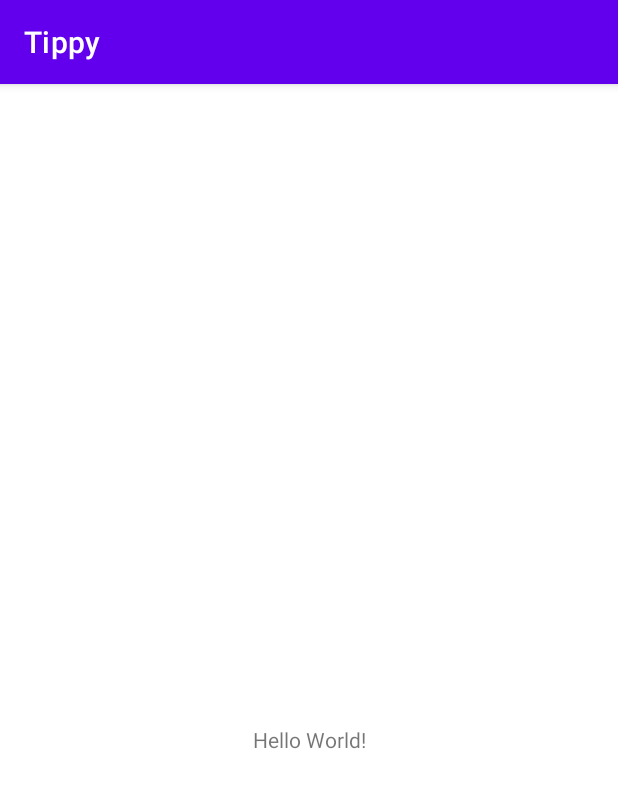
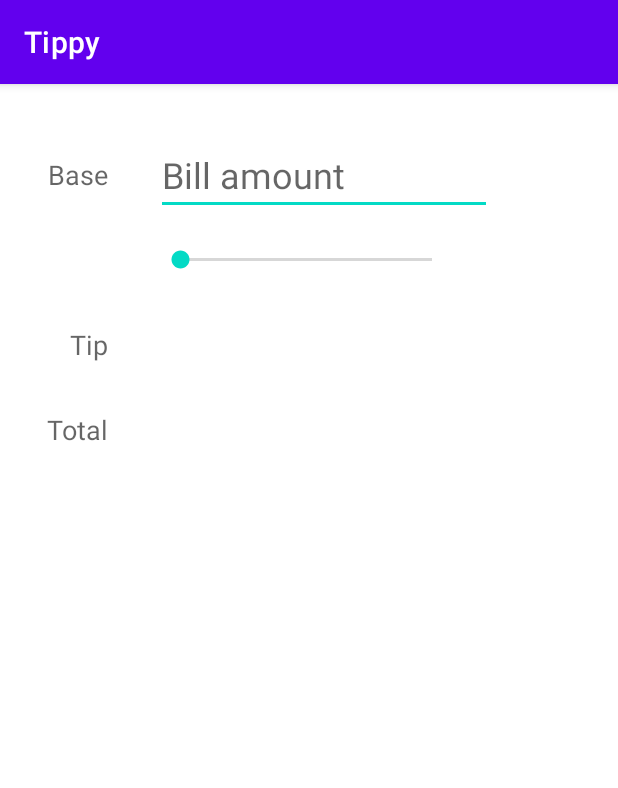
Before and after one commit to Hugo-Gomes1/Tippy, an Android app: the screen it shows after launch (MainActivity), on a phone screen of 412 x 824 dp. Shown: the top 788 px of the screen. Run offline under Robolectric (Android 15) with nearby library versions, the phone set to English and light mode, and no system bars.

Commit message:
created UI

```diff
--- a/app/src/main/res/layout/activity_main.xml
+++ b/app/src/main/res/layout/activity_main.xml
@@ -6,14 +6,73 @@
         android:layout_width="match_parent"
         android:layout_height="match_parent"
         tools:context=".MainActivity">
+
+    <!-- Left side views -->
+    <TextView
+            android:text="Base"
+            android:layout_width="wrap_content"
+            android:layout_height="wrap_content" android:id="@+id/tvBaseLabel"
+            app:layout_constraintTop_toTopOf="parent"
+            android:layout_marginTop="48dp" app:layout_constraintStart_toStartOf="parent"
+            android:layout_marginStart="32dp" android:textAppearance="@style/TextAppearance.AppCompat.Medium"
+    />
     <TextView
             android:layout_width="wrap_content"
+            android:layout_height="wrap_content" android:id="@+id/tvTipPercentLabel"
+            app:layout_constraintTop_toBottomOf="@+id/tvBaseLabel"
+            app:layout_constraintEnd_toEndOf="@+id/tvBaseLabel"
+            android:layout_marginTop="32dp" android:textAppearance="@style/TextAppearance.AppCompat.Medium"
+            android:textStyle="bold" tools:text="24%"/>
+    <TextView
+            android:text="Tip"
+            android:layout_width="wrap_content"
+            android:layout_height="wrap_content" android:id="@+id/tvTipLabel"
+            app:layout_constraintEnd_toEndOf="@+id/tvBaseLabel"
+            app:layout_constraintTop_toBottomOf="@+id/tvTipPercentLabel"
+            android:layout_marginTop="32dp" android:textAppearance="@style/TextAppearance.AppCompat.Medium"
+    />
+    <TextView
+            android:text="Total"
+            android:layout_width="wrap_content"
+            app:layout_constraintEnd_toEndOf="@+id/tvBaseLabel"
+            android:layout_height="wrap_content" android:id="@+id/tvTotalLabel"
+            app:layout_constraintTop_toBottomOf="@+id/tvTipLabel"
+            android:layout_marginTop="32dp" android:textAppearance="@style/TextAppearance.AppCompat.Medium"
+    />
+
+    <!-- Right side views -->
+    <EditText
+            android:layout_width="wrap_content"
             android:layout_height="wrap_content"
-            android:text="Hello World!"
-            app:layout_constraintBottom_toBottomOf="parent"
-            app:layout_constraintLeft_toLeftOf="parent"
-            app:layout_constraintRight_toRightOf="parent"
-            app:layout_constraintTop_toTopOf="parent"
-            app:layout_constraintVertical_bias="0.571"/>
-
+            android:inputType="numberDecimal"
+            android:ems="8"
+            android:id="@+id/etBaseAmount"
+            android:textSize="24sp"
+            android:hint="Bill amount"
+            app:layout_constraintTop_toTopOf="@+id/tvBaseLabel"
+            app:layout_constraintBottom_toBottomOf="@+id/tvBaseLabel"
+            app:layout_constraintStart_toEndOf="@+id/tvBaseLabel"
+            android:layout_marginStart="32dp"
+    />
+    <SeekBar
+            android:layout_width="200dp"
+            android:layout_height="wrap_content" android:id="@+id/seekBarTip"
+            android:max="30"
+            app:layout_constraintTop_toTopOf="@+id/tvTipPercentLabel"
+            app:layout_constraintBottom_toBottomOf="@+id/tvTipPercentLabel"
+            app:layout_constraintStart_toStartOf="@+id/etBaseAmount"/>
+    <TextView
+            android:layout_width="wrap_content"
+            android:layout_height="wrap_content" android:id="@+id/tvTipAmount"
+            android:textAppearance="@style/TextAppearance.AppCompat.Large"
+            app:layout_constraintTop_toTopOf="@+id/tvTipLabel"
+            app:layout_constraintBottom_toBottomOf="@+id/tvTipLabel"
+            app:layout_constraintStart_toStartOf="@+id/seekBarTip" tools:text="19.96"/>
+    <TextView
+            android:layout_width="wrap_content"
+            android:layout_height="wrap_content" android:id="@+id/tvTotalAmount"
+            android:textAppearance="@style/TextAppearance.AppCompat.Large"
+            app:layout_constraintTop_toTopOf="@+id/tvTotalLabel"
+            app:layout_constraintBottom_toBottomOf="@+id/tvTotalLabel"
+            app:layout_constraintStart_toStartOf="@+id/tvTipAmount" tools:text="103.11"/>
 </androidx.constraintlayout.widget.ConstraintLayout>
```
